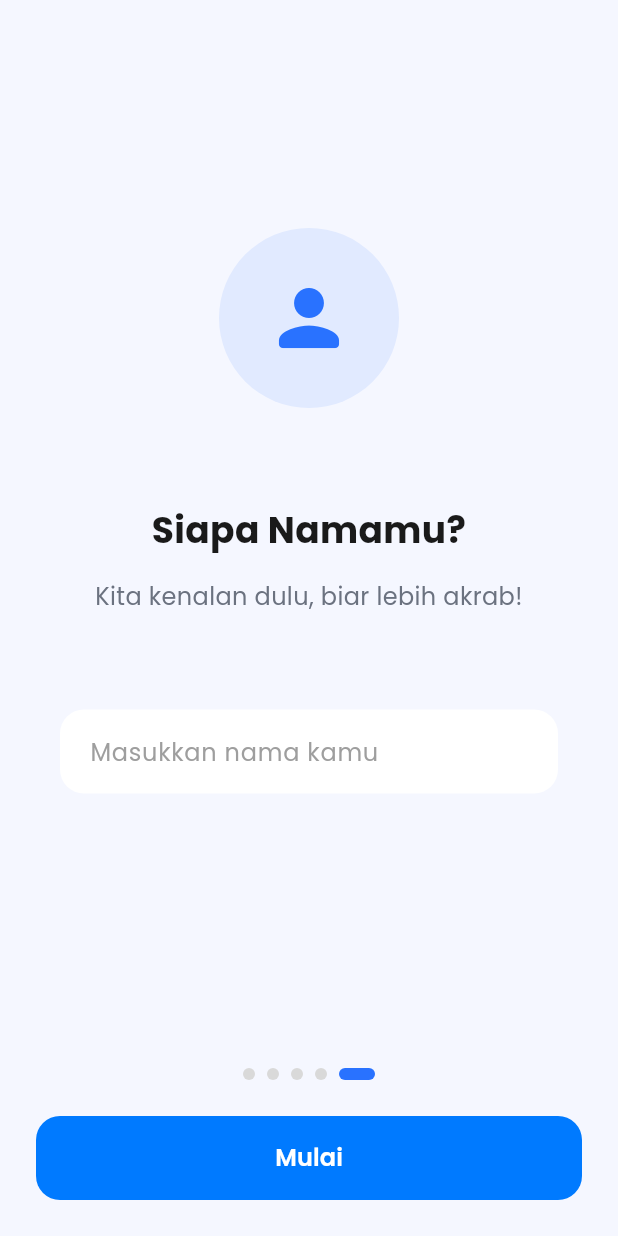
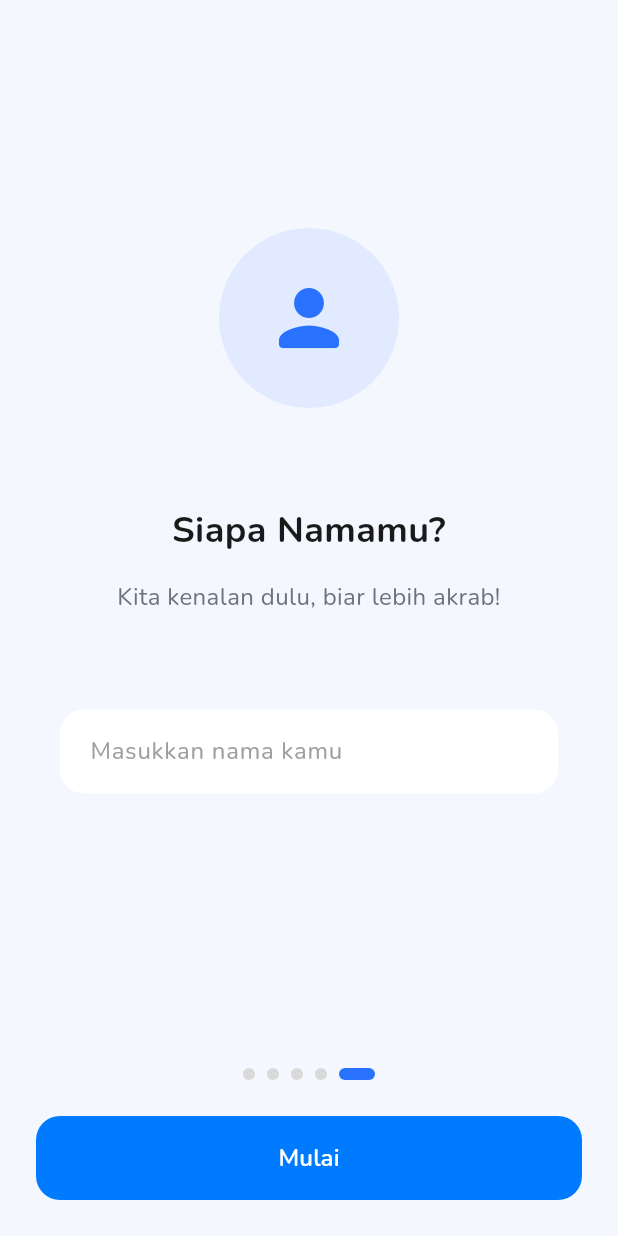
Before and after one commit to MuhamadFaruq/SIPEKA, a Flutter app: the screen it shows after launch, swiped to page 5, on a phone screen of 412 x 824 dp. Run offline on Flutter 3.47's test engine with Material 3 defaults, Android fonts, the phone set to English and light mode, and no system bars; our stand-ins replace another_flushbar, cloud_firestore, csv, firebase_auth, firebase_core, fl_chart and 18 more; missing offline and left inert: google_mlkit_text_recognition, home_widget; accounts and stored records are empty.

Commit message:
style: migrate app typography to Nunito font and optimize home screen transaction list display with dynamic item constraints

```diff
--- a/lib/features/auth/presentation/screens/onboarding_screen.dart
+++ b/lib/features/auth/presentation/screens/onboarding_screen.dart
@@ -111,7 +111,7 @@ class _OnboardingScreenState extends State<OnboardingScreen> {
                   onPressed: _currentPage < _pages.length ? _skipOnboarding : null,
                   child: Text(
                     'Lewati',
-                    style: GoogleFonts.poppins(
+                    style: GoogleFonts.nunito(
                       color: isDark ? Colors.white70 : AppColors.textSecondary,
                       fontSize: 14,
                     ),
@@ -198,7 +198,7 @@ class _OnboardingScreenState extends State<OnboardingScreen> {
           const SizedBox(height: AppDimensions.spacingXXL),
           Text(
             page.title,
-            style: GoogleFonts.poppins(
+            style: GoogleFonts.nunito(
               fontSize: 24,
               fontWeight: FontWeight.bold,
               color: Theme.of(context).textTheme.bodyLarge?.color,
@@ -208,7 +208,7 @@ class _OnboardingScreenState extends State<OnboardingScreen> {
           const SizedBox(height: AppDimensions.spacingL),
           Text(
             page.description,
-            style: GoogleFonts.poppins(
+            style: GoogleFonts.nunito(
               fontSize: 16,
               color: isDark ? Colors.white60 : AppColors.textSecondary,
               height: 1.5,
@@ -243,7 +243,7 @@ class _OnboardingScreenState extends State<OnboardingScreen> {
           const SizedBox(height: AppDimensions.spacingXXL),
           Text(
             'Siapa Namamu?',
-            style: GoogleFonts.poppins(
+            style: GoogleFonts.nunito(
               fontSize: 24,
               fontWeight: FontWeight.bold,
               color: Theme.of(context).textTheme.bodyLarge?.color,
@@ -253,7 +253,7 @@ class _OnboardingScreenState extends State<OnboardingScreen> {
           const SizedBox(height: AppDimensions.spacingM),
           Text(
             'Kita kenalan dulu, biar lebih akrab!',
-            style: GoogleFonts.poppins(
+            style: GoogleFonts.nunito(
               fontSize: 16,
               color: isDark ? Colors.white60 : AppColors.textSecondary,
             ),
@@ -265,13 +265,13 @@ class _OnboardingScreenState extends State<OnboardingScreen> {
             onSubmitted: (_) => _nextPage(),
             textInputAction: TextInputAction.done,
             autofocus: false,
-            style: GoogleFonts.poppins(
+            style: GoogleFonts.nunito(
               fontSize: 16,
               color: Theme.of(context).textTheme.bodyLarge?.color,
             ),
             decoration: InputDecoration(
               hintText: 'Masukkan nama kamu',
-              hintStyle: GoogleFonts.poppins(color: Colors.grey),
+              hintStyle: GoogleFonts.nunito(color: Colors.grey),
               filled: true,
               fillColor: Theme.of(context).cardColor,
               border: OutlineInputBorder(
--- a/lib/widgets/custom_bottom_nav.dart
+++ b/lib/widgets/custom_bottom_nav.dart
@@ -64,7 +64,7 @@ class CustomBottomNav extends StatelessWidget {
           ),
           Text(
             label,
-            style: GoogleFonts.poppins(
+            style: GoogleFonts.nunito(
               fontSize: 10,
               fontWeight: isActive ? FontWeight.w600 : FontWeight.normal,
               color: isActive ? AppColors.primaryBlue : AppColors.neutralGrey,
--- a/lib/widgets/custom_button.dart
+++ b/lib/widgets/custom_button.dart
@@ -51,7 +51,7 @@ class CustomButton extends StatelessWidget {
             ],
             Text(
               text,
-              style: GoogleFonts.poppins(
+              style: GoogleFonts.nunito(
                 fontSize: isLarge ? 16 : 14,
                 fontWeight: FontWeight.w600,
               ),
```
Also changed, not shown: lib/features/transaction/presentation/screens/home_screen.dart (+18 -5 lines).
